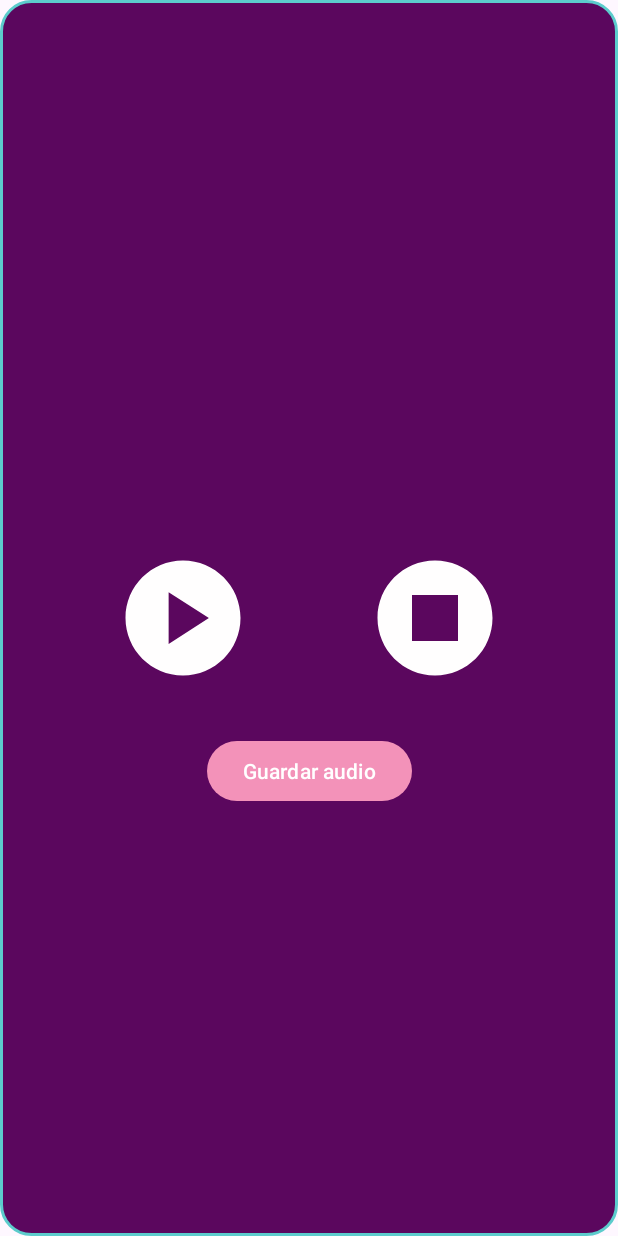
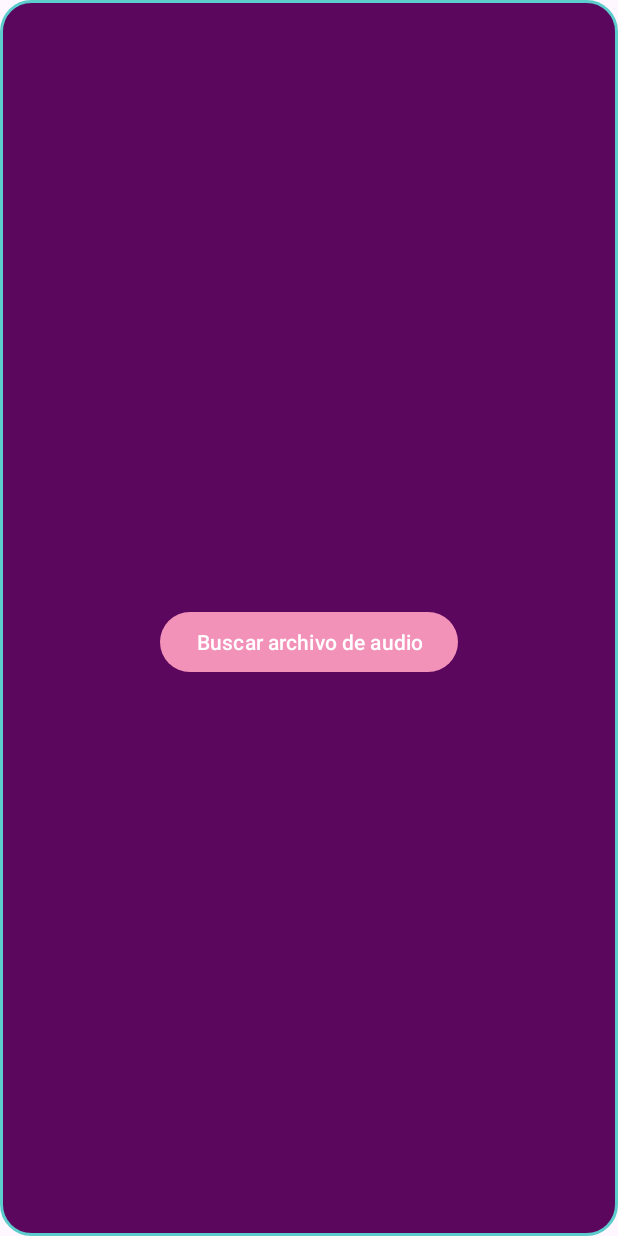
Before and after one commit to eguevarac/MultimediaChallenge, an Android app: the layout fragment_audio.xml on its own in the app's theme, with its tools: preview values and no code run, on a phone screen of 412 x 824 dp. Run offline under Robolectric (Android 15) with nearby library versions, the light colour scheme and no system bars.

Commit message:
AudioFragment almost finished

```diff
--- a/app/src/main/java/com/example/multimediachallenge/ui/MainFragment.kt
+++ b/app/src/main/java/com/example/multimediachallenge/ui/MainFragment.kt
@@ -68,7 +68,11 @@ class MainFragment : Fragment() {
                 )
             }
 
-            btnVisualizationSound.setOnClickListener { }
+            btnVisualizationSound.setOnClickListener {
+                findNavController().navigate(
+                    MainFragmentDirections.actionMainFragmentToAudioFragment()
+                )
+            }
 
             btnVisualizationImg.setOnClickListener {
                 findNavController().navigate(
--- a/app/src/main/res/layout/fragment_audio.xml
+++ b/app/src/main/res/layout/fragment_audio.xml
@@ -7,37 +7,19 @@
     tools:context=".ui.AudioFragment"
     android:background="@drawable/background_card_capture">
 
+    <View
+        android:id="@+id/mediaController"
+        android:layout_width="match_parent"
+        android:layout_height="match_parent" />
 
-
-    <ImageButton
-        android:id="@+id/btnPlay"
-        android:layout_width="92dp"
-        android:layout_height="92dp"
-        android:src="@drawable/ic_play_circle"
-        android:background="@color/transparent"
+    <Button
+        android:id="@+id/btnFind"
+        android:layout_width="wrap_content"
+        android:layout_height="wrap_content"
+        android:text="@string/findAudio"
+        android:layout_marginTop="@dimen/largeMargin"
         app:layout_constraintTop_toTopOf="parent"
         app:layout_constraintStart_toStartOf="parent"
-        app:layout_constraintEnd_toStartOf="@id/btnStop"
-        app:layout_constraintBottom_toBottomOf="parent" />
-
-    <ImageButton
-        android:id="@+id/btnStop"
-        android:layout_width="92dp"
-        android:layout_height="92dp"
-        android:src="@drawable/ic_stop_circle"
-        android:background="@color/transparent"
-        app:layout_constraintTop_toTopOf="parent"
-        app:layout_constraintStart_toEndOf="@id/btnPlay"
         app:layout_constraintEnd_toEndOf="parent"
         app:layout_constraintBottom_toBottomOf="parent" />
-
-    <Button
-        android:id="@+id/btnSave"
-        android:layout_width="wrap_content"
-        android:layout_height="wrap_content"
-        android:text="@string/saveAudio"
-        android:layout_marginTop="@dimen/largeMargin"
-        app:layout_constraintTop_toBottomOf="@id/btnPlay"
-        app:layout_constraintStart_toStartOf="parent"
-        app:layout_constraintEnd_toEndOf="parent" />
 </androidx.constraintlayout.widget.ConstraintLayout>
--- a/app/src/main/res/values/strings.xml
+++ b/app/src/main/res/values/strings.xml
@@ -27,4 +27,5 @@
     <string name="findText">Buscar texto</string>
     <string name="findVideoAtGallery">Buscar vídeo en la galería</string>
     <string name="saveAudio">Guardar audio</string>
+    <string name="findAudio">Buscar archivo de audio</string>
 </resources>
```
Also changed, not shown: app/src/main/java/com/example/multimediachallenge/ui/AudioFragment.kt (+64 -0 lines), app/src/main/java/com/example/multimediachallenge/utils/FixedMediaController.kt (added, +9 -0 lines), app/src/main/res/navigation/main_graph.xml (+8 -0 lines).
